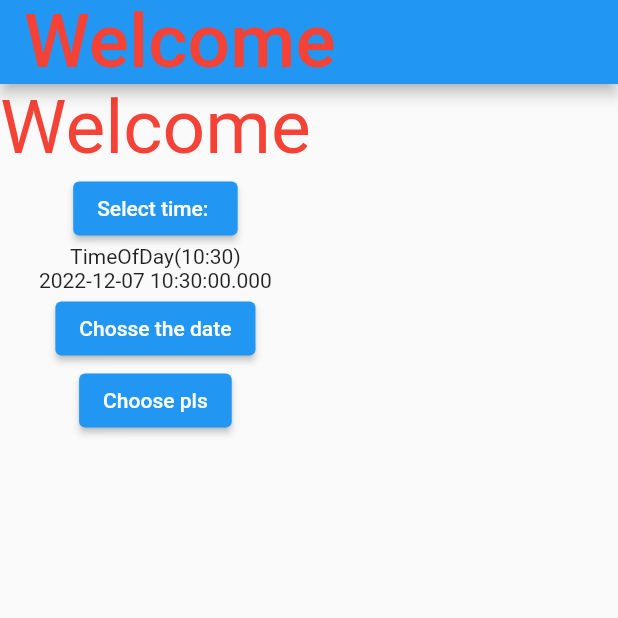
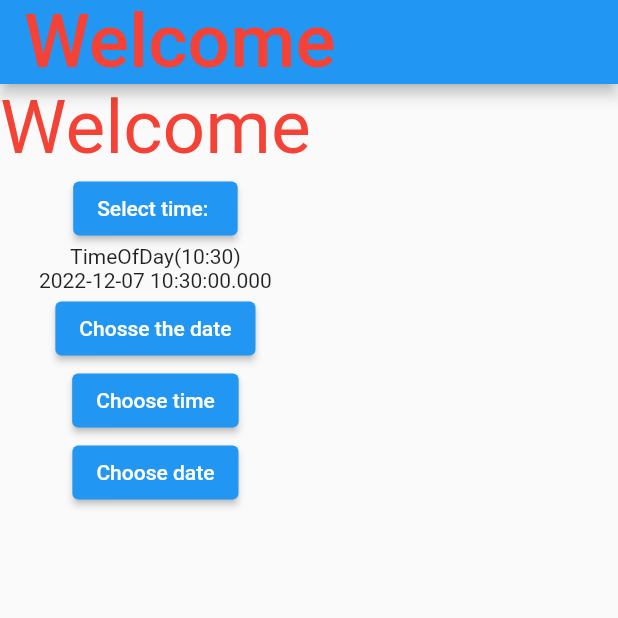
Before and after one commit to bek-n/intro_flutter, a Flutter app: the screen it shows after launch, on a phone screen of 412 x 824 dp, the top half of it. Run offline on Flutter 3.47's test engine with Material 2 defaults, Android fonts, the phone set to English and light mode, and no system bars; our stand-ins replace google_fonts; missing offline and left inert: dart:ffi.

Commit message:
Cupertino date picker

```diff
--- a/lib/7 December. Packages and Plugins/class7.dart
+++ b/lib/7 December. Packages and Plugins/class7.dart
@@ -57,7 +57,16 @@ class _Class7State extends State<Class7> {
                     builder: ((context) => CupertinoTimerPicker(
                         onTimerDurationChanged: ((value) => print('$value')))));
               }),
-              child: Text('Choose pls'))
+              child: Text('Choose time')),
+          ElevatedButton(
+              onPressed: (() {
+                showModalBottomSheet(
+                    context: context,
+                    builder: ((context) => CupertinoDatePicker(
+                        use24hFormat: true,
+                        onDateTimeChanged: ((value) => print('$value')))));
+              }),
+              child: Text('Choose date'))
         ],
       ),
     );
```
